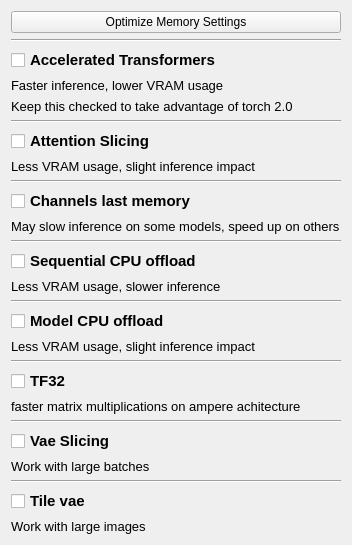
Above: src/airunner/widgets/memory_preferences/templates/memory_preferences.ui from Capsize-Games/airunner before the change. Below: the same form after it.
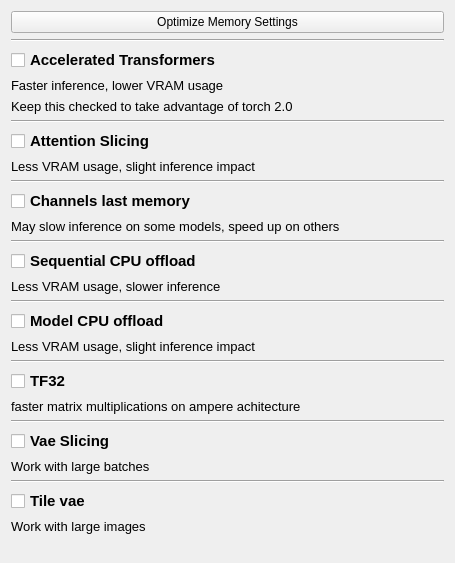
That is the form after the change.

The edit to the form file:
```diff
--- a/src/airunner/widgets/memory_preferences/templates/memory_preferences.ui
+++ b/src/airunner/widgets/memory_preferences/templates/memory_preferences.ui
@@ -6,8 +6,8 @@
    <rect>
     <x>0</x>
     <y>0</y>
-    <width>352</width>
-    <height>544</height>
+    <width>455</width>
+    <height>563</height>
    </rect>
   </property>
   <property name="windowTitle">
```
Left out of the diff: 192 changed lines with no effect on the pictures.
